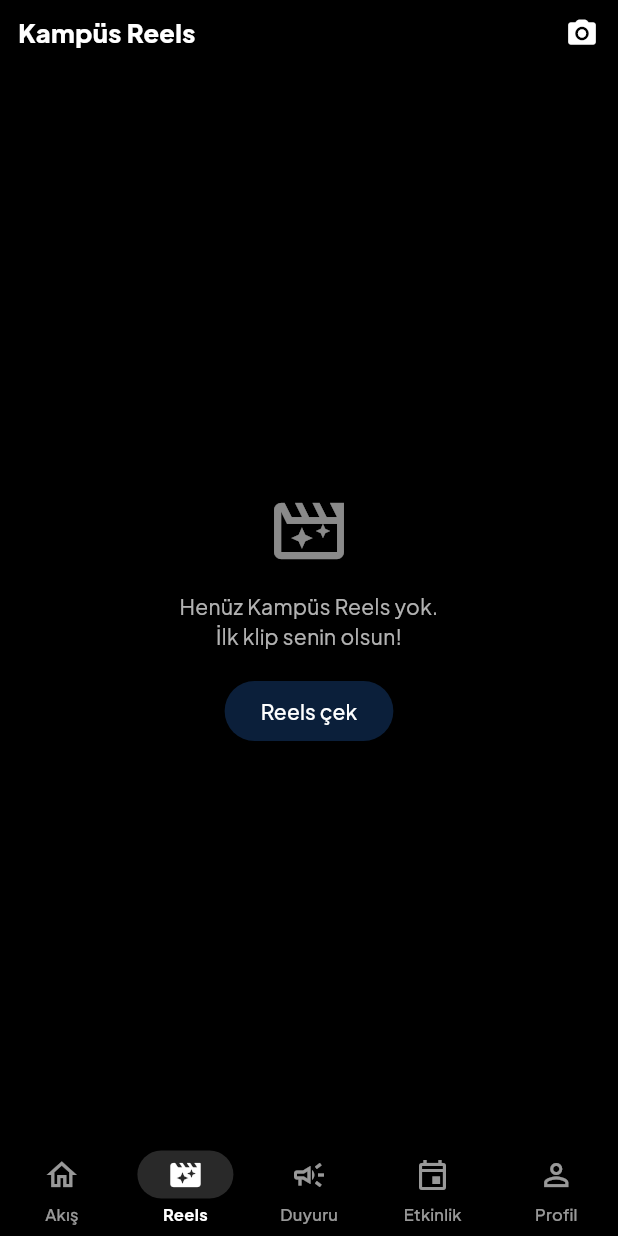
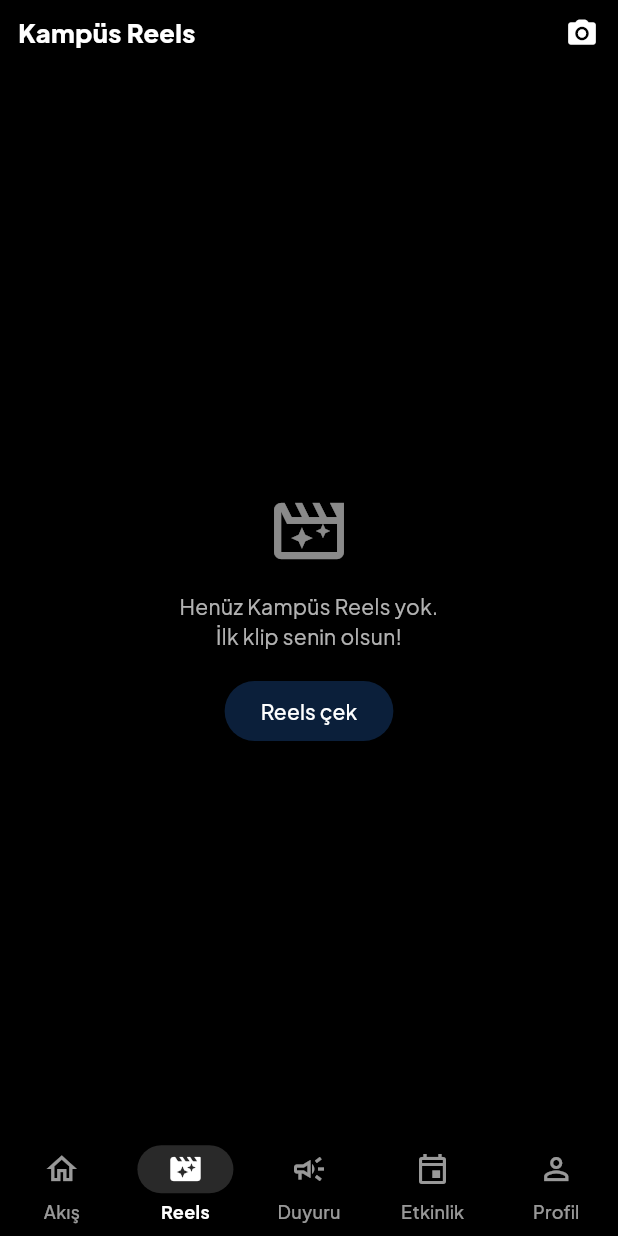
Before and after one commit to kyractlk/kampusteyim, a Flutter app: the ReelsScreen screen opened by its route, on a phone screen of 412 x 824 dp. Run offline on Flutter 3.47's test engine with Material 3 defaults, Android fonts, the phone set to English and light mode, and no system bars; our stand-ins replace audioplayers, camera, cloud_firestore, cloud_functions, firebase_auth, firebase_core and 16 more; missing offline and left inert: dart:html, file_selector; accounts and stored records are empty.

Commit message:
fix: pin bottom nav flush, lift Reels overlays above it
Remove double SafeArea on NavigationBar and align overlay clearance to nav height so handle/Ses stay readable.

Co-authored-by: Cursor <cursoragent@cursor.com>

```diff
--- a/lib/features/home/home_shell.dart
+++ b/lib/features/home/home_shell.dart
@@ -102,13 +102,13 @@ class HomeShell extends StatelessWidget {
                 surfaceTintColor: Colors.transparent,
                 elevation: 0,
                 shadowColor: Colors.transparent,
-                height: reelsMode ? 66 : 68,
+                // Profil ile aynı yükseklik — boyut değiştirme.
+                height: 68,
                 labelTextStyle: WidgetStateProperty.resolveWith((states) {
                   final selected = states.contains(WidgetState.selected);
                   return TextStyle(
-                    fontSize: reelsMode ? 11 : 12,
+                    fontSize: 12,
                     fontWeight: selected ? FontWeight.w700 : FontWeight.w500,
-                    height: 1.1,
                     color: reelsMode
                         ? (selected ? Colors.white : Colors.white60)
                         : (selected ? AppColors.navy : AppColors.textSecondary),
@@ -125,9 +125,8 @@ class HomeShell extends StatelessWidget {
                 }),
               ),
             ),
-            child: SafeArea(
-              top: false,
-              minimum: EdgeInsets.zero,
+            // SafeArea yok: NavigationBar zaten sistem inset’i yönetir;
+            // ekstra SafeArea çifte padding + overlay çakışması yapıyordu.
             child: NavigationBar(
               selectedIndex: index,
               onDestinationSelected: (i) => _onTap(context, i),
@@ -138,7 +137,6 @@ class HomeShell extends StatelessWidget {
                   : AppColors.cyan.withValues(alpha: 0.18),
               labelBehavior: NavigationDestinationLabelBehavior.alwaysShow,
               destinations: _destinations(loggedIn),
-              ),
             ),
           ),
         ),
--- a/lib/features/reels/reels_screen.dart
+++ b/lib/features/reels/reels_screen.dart
@@ -388,9 +388,10 @@ class _ReelPageState extends State<_ReelPage> {
         (author?.showBlueBadge == true) ||
         (author?.showGoldBadge == true);
     final photo = author?.photoUrl ?? reel.authorPhotoUrl;
-    // Alt nav (extendBody + SafeArea) + sistem inset — handle / açıklama / Ses üstte kalsın.
+    // extendBody: video nav altına uzar. Overlay = sistem inset + nav (68) + nefes payı.
+    // (Çifte SafeArea yok — aksi halde yazılar bara gömülüyordu.)
     final bottomClear =
-        MediaQuery.viewPaddingOf(context).bottom + 66 + 36;
+        MediaQuery.viewPaddingOf(context).bottom + 68 + 28;
 
     return GestureDetector(
       behavior: HitTestBehavior.opaque,
--- a/pubspec.yaml
+++ b/pubspec.yaml
@@ -14,7 +14,7 @@ publish_to: 'none'
 # https://developer.apple.com/library/archive/documentation/General/Reference/InfoPlistKeyReference/Articles/CoreFoundationKeys.html
 # In Windows, build-name is used as the major, minor, and patch parts
 # of the product and file versions while build-number is used as the build suffix.
-version: 1.0.19+20
+version: 1.0.20+21
 
 environment:
   sdk: ^3.12.2
```
Lines whose indentation alone changed are shown as unchanged.
